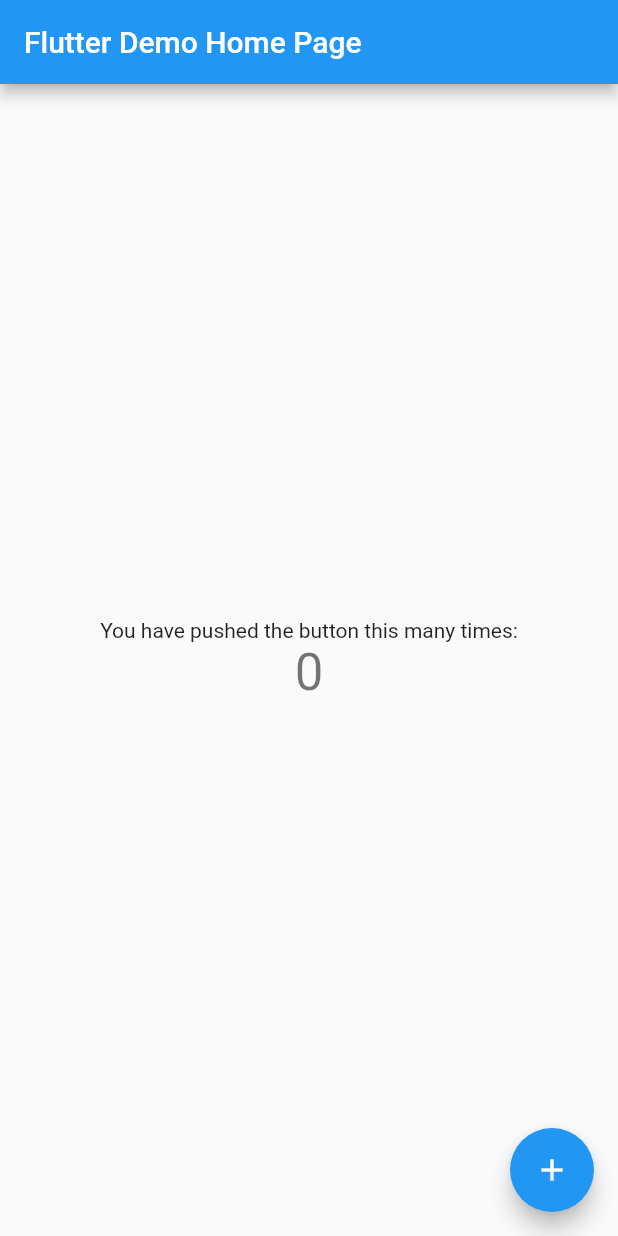
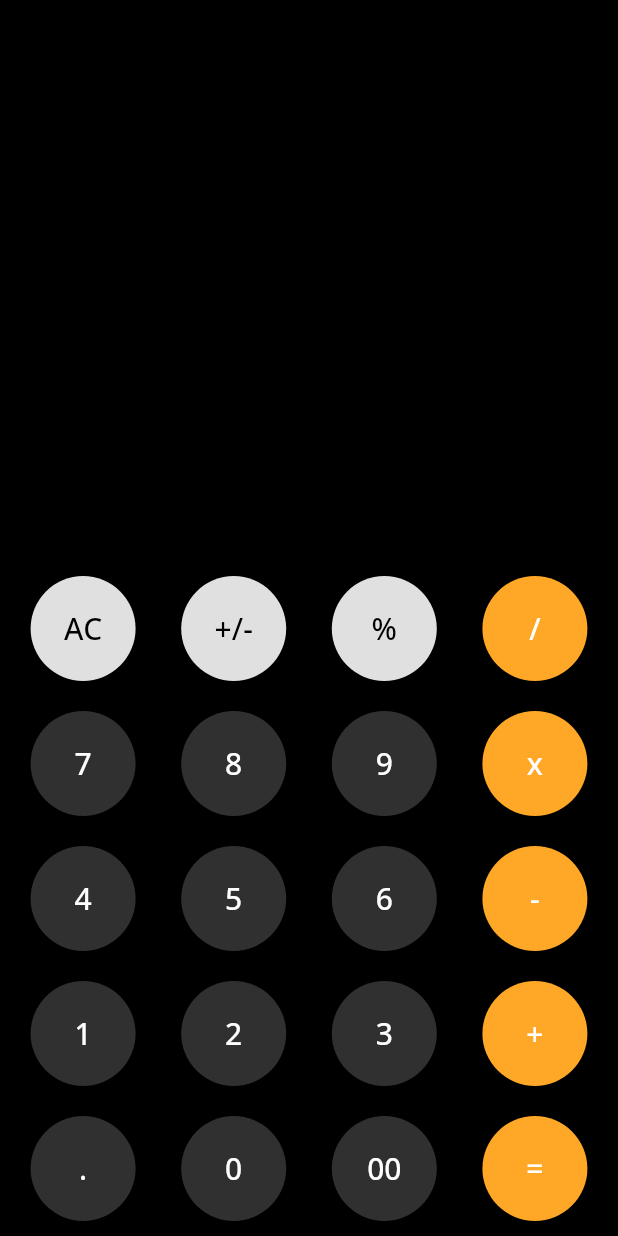
Before and after one commit to BenedictusKent/SimpleCalculator, a Flutter app: the screen it shows after launch, on a phone screen of 412 x 824 dp. Run offline on Flutter 3.47's test engine with Material 2 defaults, Android fonts, the phone set to English and light mode, and no system bars; our stand-ins replace google_fonts.

Commit message:
finished keyboard ui

```diff
--- /dev/null
+++ b/simplecalculator/lib/button.dart
@@ -0,0 +1,33 @@
+import 'package:flutter/material.dart';
+import 'package:google_fonts/google_fonts.dart';
+
+class CalcButton extends StatelessWidget {
+  final String text;
+  final int fontColor;
+  final int buttonColor;
+  const CalcButton({Key key, this.text, this.fontColor, this.buttonColor})
+      : super(key: key);
+
+  @override
+  Widget build(BuildContext context) {
+    return Container(
+      margin: EdgeInsets.all(10),
+      child: ElevatedButton(
+        child: Text(
+          text,
+          style: GoogleFonts.openSans(
+              textStyle: TextStyle(
+            color: fontColor != null ? Color(fontColor) : Colors.white,
+            fontSize: 20.0,
+          )),
+        ),
+        style: ElevatedButton.styleFrom(
+          shape: CircleBorder(),
+          minimumSize: Size(70, 70),
+          primary: buttonColor != null ? Color(buttonColor) : Colors.grey[850],
+        ),
+        onPressed: () {},
+      ),
+    );
+  }
+}
--- a/simplecalculator/lib/main.dart
+++ b/simplecalculator/lib/main.dart
@@ -1,27 +1,15 @@
 import 'package:flutter/material.dart';
+import 'package:simplecalculator/button.dart';
 
 void main() {
   runApp(MyApp());
 }
 
 class MyApp extends StatelessWidget {
-  // This widget is the root of your application.
   @override
   Widget build(BuildContext context) {
     return MaterialApp(
       title: 'Flutter Demo',
-      theme: ThemeData(
-        // This is the theme of your application.
-        //
-        // Try running your application with "flutter run". You'll see the
-        // application has a blue toolbar. Then, without quitting the app, try
-        // changing the primarySwatch below to Colors.green and then invoke
-        // "hot reload" (press "r" in the console where you ran "flutter run",
-        // or simply save your changes to "hot reload" in a Flutter IDE).
-        // Notice that the counter didn't reset back to zero; the application
-        // is not restarted.
-        primarySwatch: Colors.blue,
-      ),
       home: MyHomePage(title: 'Flutter Demo Home Page'),
     );
   }
@@ -30,15 +18,6 @@
 class MyHomePage extends StatefulWidget {
   MyHomePage({Key key, this.title}) : super(key: key);
 
-  // This widget is the home page of your application. It is stateful, meaning
-  // that it has a State object (defined below) that contains fields that affect
-  // how it looks.
-
-  // This class is the configuration for the state. It holds the values (in this
-  // case the title) provided by the parent (in this case the App widget) and
-  // used by the build method of the State. Fields in a Widget subclass are
-  // always marked "final".
-
   final String title;
 
   @override
@@ -46,68 +25,119 @@
 }
 
 class _MyHomePageState extends State<MyHomePage> {
-  int _counter = 0;
-
-  void _incrementCounter() {
-    setState(() {
-      // This call to setState tells the Flutter framework that something has
-      // changed in this State, which causes it to rerun the build method below
-      // so that the display can reflect the updated values. If we changed
-      // _counter without calling setState(), then the build method would not be
-      // called again, and so nothing would appear to happen.
-      _counter++;
-    });
-  }
-
+  final int colorBlack = 0xFF000000;
+  final int colorGrey = 0xFFE0E0E0;
+  final int colorOrange = 0xFFFFA726;
   @override
   Widget build(BuildContext context) {
-    // This method is rerun every time setState is called, for instance as done
-    // by the _incrementCounter method above.
-    //
-    // The Flutter framework has been optimized to make rerunning build methods
-    // fast, so that you can just rebuild anything that needs updating rather
-    // than having to individually change instances of widgets.
     return Scaffold(
-      appBar: AppBar(
-        // Here we take the value from the MyHomePage object that was created by
-        // the App.build method, and use it to set our appbar title.
-        title: Text(widget.title),
+      backgroundColor: Colors.black,
+      body: Column(
+        mainAxisAlignment: MainAxisAlignment.end,
+        children: <Widget>[
+          // First row
+          Row(
+            mainAxisAlignment: MainAxisAlignment.spaceEvenly,
+            children: <Widget>[
+              CalcButton(
+                text: "AC",
+                fontColor: colorBlack,
+                buttonColor: colorGrey,
+              ),
+              CalcButton(
+                text: "+/-",
+                fontColor: colorBlack,
+                buttonColor: colorGrey,
+              ),
+              CalcButton(
+                text: "%",
+                fontColor: colorBlack,
+                buttonColor: colorGrey,
+              ),
+              CalcButton(
+                text: "/",
+                buttonColor: colorOrange,
+              ),
+            ],
+          ),
+          // Second row
+          Row(
+            mainAxisAlignment: MainAxisAlignment.spaceEvenly,
+            children: <Widget>[
+              CalcButton(
+                text: "7",
+              ),
+              CalcButton(
+                text: "8",
+              ),
+              CalcButton(
+                text: "9",
+              ),
+              CalcButton(
+                text: "x",
+                buttonColor: colorOrange,
+              ),
+            ],
+          ),
+          // Third row
+          Row(
+            mainAxisAlignment: MainAxisAlignment.spaceEvenly,
+            children: <Widget>[
+              CalcButton(
+                text: "4",
+              ),
+              CalcButton(
+                text: "5",
+              ),
+              CalcButton(
+                text: "6",
+              ),
+              CalcButton(
+                text: "-",
+                buttonColor: colorOrange,
+              ),
+            ],
+          ),
+          // Fourth row
+          Row(
+            mainAxisAlignment: MainAxisAlignment.spaceEvenly,
+            children: <Widget>[
+              CalcButton(
+                text: "1",
+              ),
+              CalcButton(
+                text: "2",
+              ),
+              CalcButton(
+                text: "3",
+              ),
+              CalcButton(
+                text: "+",
+                buttonColor: colorOrange,
+              ),
+            ],
+          ),
+          // Fifth row
+          Row(
+            mainAxisAlignment: MainAxisAlignment.spaceEvenly,
+            children: <Widget>[
+              CalcButton(
+                text: ".",
+              ),
+              CalcButton(
+                text: "0",
+              ),
+              CalcButton(
+                text: "00",
+              ),
+              CalcButton(
+                text: "=",
+                buttonColor: colorOrange,
+              ),
+            ],
+          ),
+        ],
       ),
-      body: Center(
-        // Center is a layout widget. It takes a single child and positions it
-        // in the middle of the parent.
-        child: Column(
-          // Column is also a layout widget. It takes a list of children and
-          // arranges them vertically. By default, it sizes itself to fit its
-          // children horizontally, and tries to be as tall as its parent.
-          //
-          // Invoke "debug painting" (press "p" in the console, choose the
-          // "Toggle Debug Paint" action from the Flutter Inspector in Android
-          // Studio, or the "Toggle Debug Paint" command in Visual Studio Code)
-          // to see the wireframe for each widget.
-          //
-          // Column has various properties to control how it sizes itself and
-          // how it positions its children. Here we use mainAxisAlignment to
-          // center the children vertically; the main axis here is the vertical
-          // axis because Columns are vertical (the cross axis would be
-          // horizontal).
-          mainAxisAlignment: MainAxisAlignment.center,
-          children: <Widget>[
-            Text(
-              'You have pushed the button this many times:',
-            ),
-            Text(
-              '$_counter',
-              style: Theme.of(context).textTheme.headline4,
-            ),
-          ],
-        ),
-      ),
-      floatingActionButton: FloatingActionButton(
-        onPressed: _incrementCounter,
-        tooltip: 'Increment',
-        child: Icon(Icons.add),
-      ), // This trailing comma makes auto-formatting nicer for build methods.
     );
   }
 }
```
